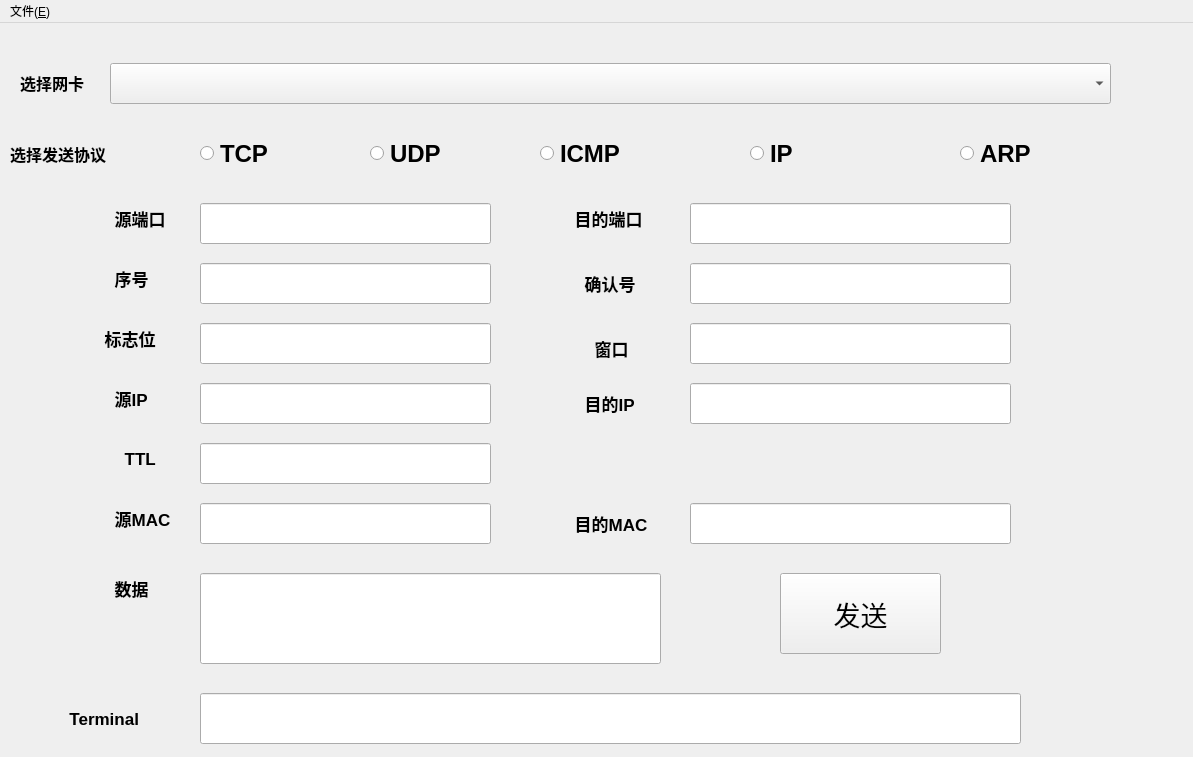
Before: the Qt Designer form mainwindow.ui in JidongLi-hub/Internet-Package-Sender, drawn with Qt 5.
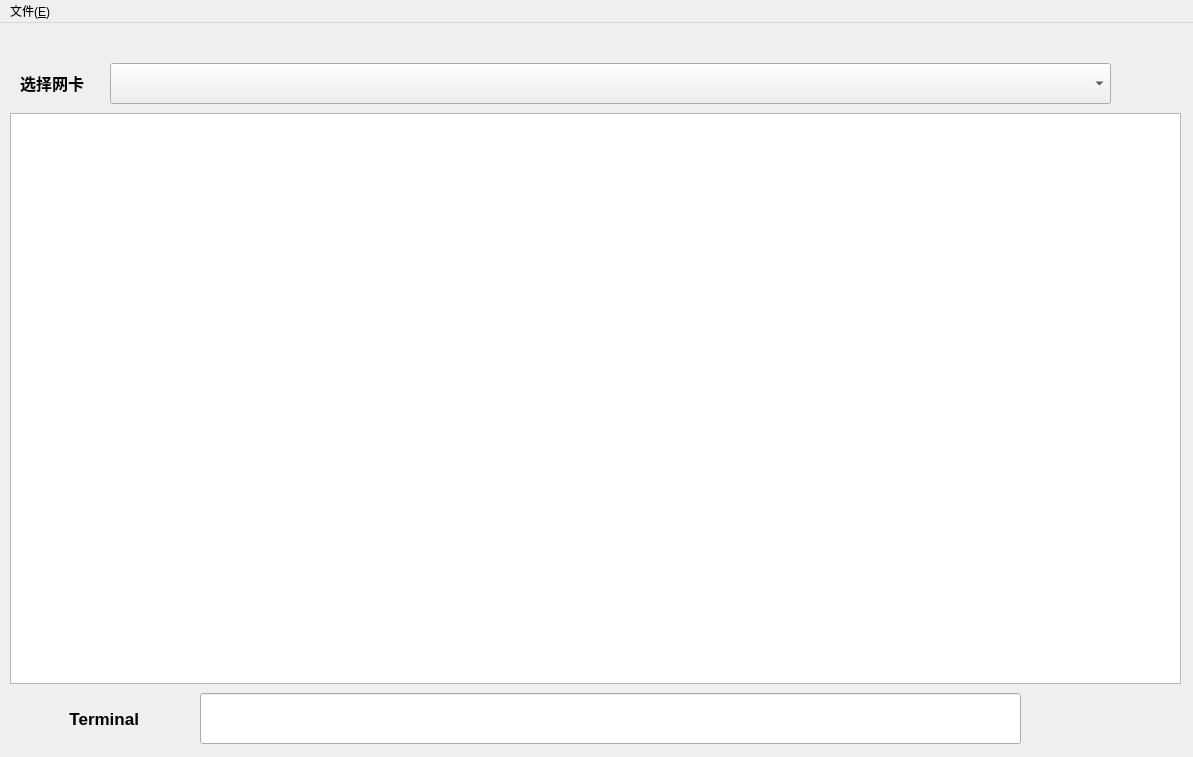
After: the same form once the commit is applied.

```diff
--- a/mainwindow.ui
+++ b/mainwindow.ui
@@ -667,6 +667,16 @@
      <string>  Terminal</string>
     </property>
    </widget>
+   <widget class="QTableView" name="package_table">
+    <property name="geometry">
+     <rect>
+      <x>10</x>
+      <y>90</y>
+      <width>1171</width>
+      <height>571</height>
+     </rect>
+    </property>
+   </widget>
   </widget>
   <widget class="QMenuBar" name="menubar">
    <property name="geometry">
```
